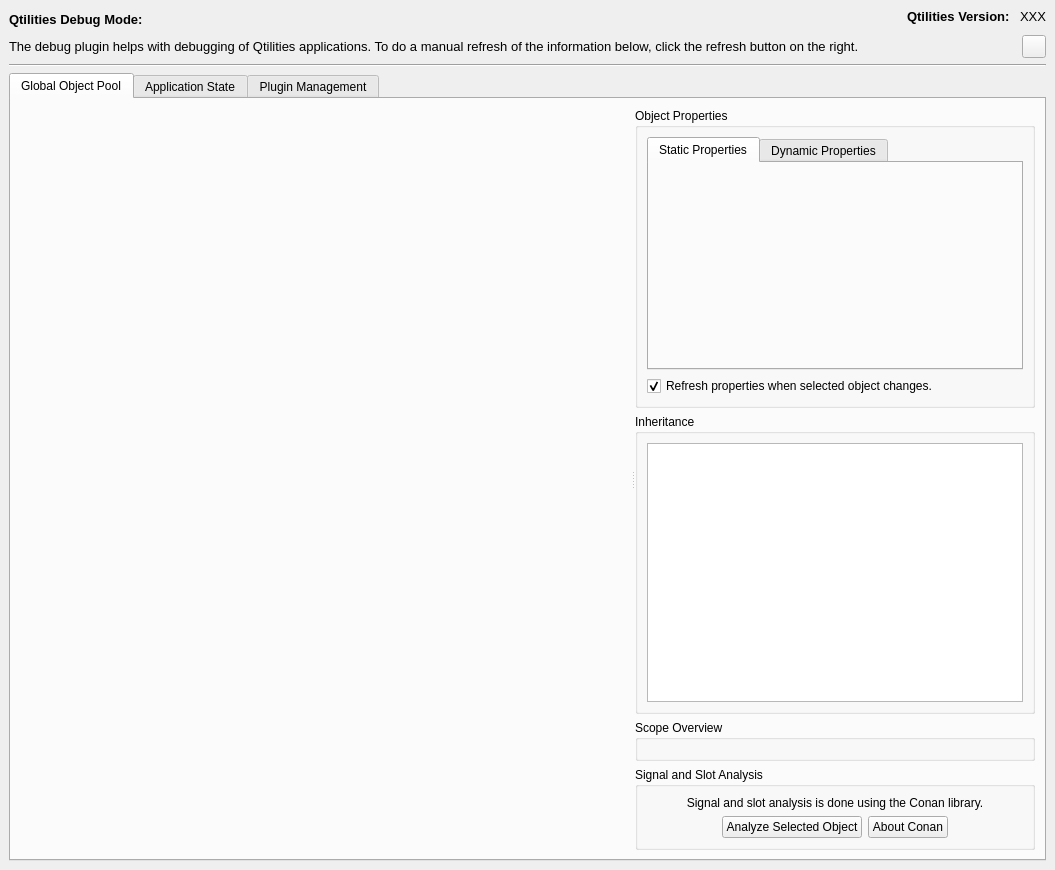
This is src/Plugins/DebugPlugin/source/DebugWidget.ui in JPNaude/Qtilities as Qt 5 draws it before an edit. The edited form follows.
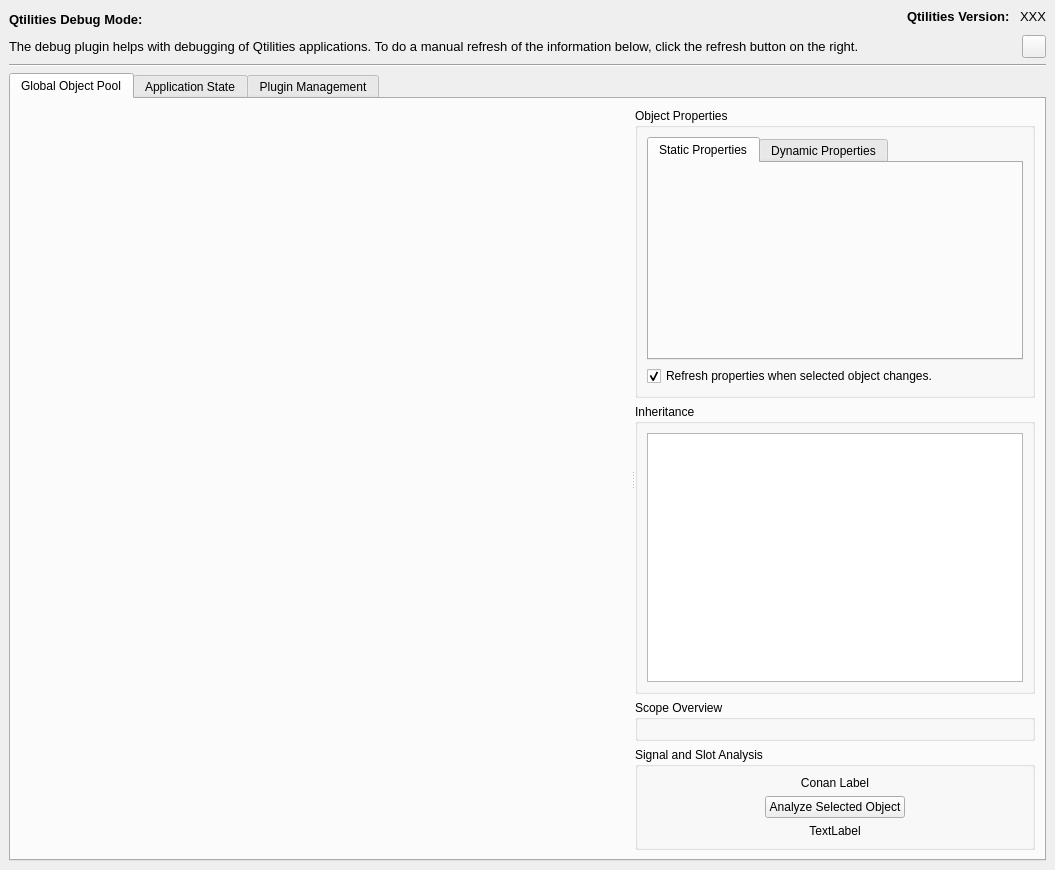
This is the edited form. The open tabs and pages were chosen to show the change.

The edit to the form file:
```diff
--- a/src/Plugins/DebugPlugin/source/DebugWidget.ui
+++ b/src/Plugins/DebugPlugin/source/DebugWidget.ui
@@ -242,10 +242,10 @@
                <string>Signal and Slot Analysis</string>
               </property>
               <layout class="QGridLayout" name="gridLayout_25">
-               <item row="0" column="0" colspan="4">
-                <widget class="QLabel" name="label_5">
+               <item row="0" column="0" colspan="3">
+                <widget class="QLabel" name="lblConanLabel">
                  <property name="text">
-                  <string>Signal and slot analysis is done using the Conan library.</string>
+                  <string>Conan Label</string>
                  </property>
                  <property name="alignment">
                   <set>Qt::AlignCenter</set>
@@ -276,13 +276,6 @@
                 </widget>
                </item>
                <item row="1" column="2">
-                <widget class="QPushButton" name="btnAboutConan">
-                 <property name="text">
-                  <string>About Conan</string>
-                 </property>
-                </widget>
-               </item>
-               <item row="1" column="3">
                 <spacer name="horizontalSpacer_10">
                  <property name="orientation">
                   <enum>Qt::Horizontal</enum>
@@ -295,6 +288,16 @@
                  </property>
                 </spacer>
                </item>
+               <item row="2" column="0" colspan="3">
+                <widget class="QLabel" name="lblConanExcluded">
+                 <property name="text">
+                  <string>TextLabel</string>
+                 </property>
+                 <property name="alignment">
+                  <set>Qt::AlignCenter</set>
+                 </property>
+                </widget>
+               </item>
               </layout>
              </widget>
             </item>
```
Left out of the diff: 7 changed lines with no effect on the pictures.
